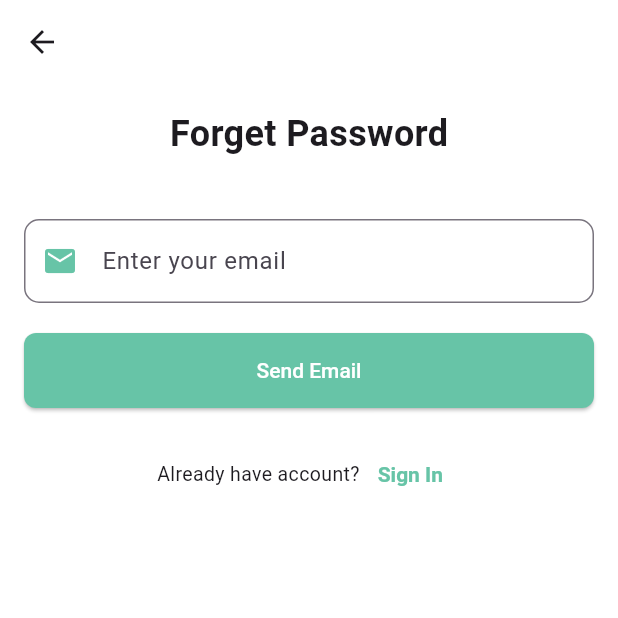
After one commit to ndhue/final_flutter_ecommerce, a Flutter app: the RegistrationScreen screen opened directly, after a tap on "Sign In", after a tap on "Forgot password?", on a phone screen of 412 x 824 dp, the top half of it. The commit adds this screen. Run offline on Flutter 3.47's test engine with Material 3 defaults, Android fonts, the phone set to English and light mode, and no system bars; our stand-ins replace cloud_firestore, firebase_auth, firebase_core, fl_chart, flutter_rating_bar, fluttertoast and 5 more; missing offline and left inert: bcrypt; accounts and stored records are empty; network calls fail.

Commit message:
api to reset password and sign up

```diff
--- a/lib/routes/route_constants.dart
+++ b/lib/routes/route_constants.dart
@@ -15,6 +15,7 @@ const String chatScreenRoute = "chat";
 const String productSearchRoute = "procduct_search";
 const String searchResultRoute = "search_result";
 const String productDetailsRoute = "product_details";
+const String forgotPasswordRoute = "forgot_password";
 
 // ADMIN
 const String adminChatsRoute = "dashboard/admin_chats";
--- a/lib/routes/router.dart
+++ b/lib/routes/router.dart
@@ -32,6 +32,9 @@ Route<dynamic> generateRoute(RouteSettings settings) {
       break;
     case authScreenRoute:
       page = LoginScreen();
+      break;
+    case forgotPasswordRoute:
+      page = ForgotPasswordScreen();
       break;
     case shippingAddressScreenRoute:
       page = ShippingAddress();
--- /dev/null
+++ b/lib/screens/auth/forgot_password_screen.dart
@@ -0,0 +1,114 @@
+import 'package:final_ecommerce/repositories/auth_repository.dart';
+import 'package:final_ecommerce/screens/auth/login_screen.dart';
+import 'package:final_ecommerce/utils/constants.dart';
+import 'package:flutter/material.dart';
+
+class ForgotPasswordScreen extends StatefulWidget {
+  const ForgotPasswordScreen({super.key});
+
+  @override
+  State<ForgotPasswordScreen> createState() => _ForgotPasswordScreenState();
+}
+
+class _ForgotPasswordScreenState extends State<ForgotPasswordScreen> {
+  final TextEditingController emailController = TextEditingController();
+  final GlobalKey<FormState> _formKey = GlobalKey<FormState>();
+
+  Future<void> _resetPassword() async {
+    if (_formKey.currentState!.validate()) {
+      await sendPasswordResetEmail(emailController.text.trim());
+      if (mounted) {
+        ScaffoldMessenger.of(context).showSnackBar(
+          SnackBar(
+            content: Text('Password reset email sent! Check your inbox.'),
+          ),
+        );
+        Navigator.push(
+          context,
+          MaterialPageRoute(builder: (context) => const LoginScreen()),
+        );
+      }
+    }
+  }
+
+  @override
+  Widget build(BuildContext context) {
+    return Scaffold(
+      appBar: AppBar(actions: []),
+      body: Padding(
+        padding: const EdgeInsets.all(16.0),
+        child: Column(
+          children: [
+            const Text(
+              "Forget Password",
+              style: TextStyle(fontSize: 24, fontWeight: FontWeight.bold),
+            ),
+            const SizedBox(height: 40),
+            Form(
+              key: _formKey,
+              child: Column(
+                mainAxisAlignment: MainAxisAlignment.center,
+                children: [
+                  TextFormField(
+                    controller: emailController,
+                    keyboardType: TextInputType.emailAddress,
+                    decoration: InputDecoration(
+                      labelText: 'Enter your email',
+                      prefixIcon: const Icon(Icons.email, color: primaryColor),
+                      border: OutlineInputBorder(
+                        borderRadius: BorderRadius.circular(10),
+                      ),
+                    ),
+                    validator: (value) {
+                      if (value == null || value.isEmpty) {
+                        return 'Please enter your email';
+                      }
+                      return null;
+                    },
+                  ),
+                  const SizedBox(height: 20),
+                  SizedBox(
+                    width: double.infinity,
+                    height: 50,
+                    child: ElevatedButton(
+                      onPressed: _resetPassword,
+                      child: Text('Send Email'),
+                    ),
+                  ),
+                  const SizedBox(height: 20),
+
+                  Row(
+                    mainAxisAlignment: MainAxisAlignment.center,
+                    children: [
+                      const Text(
+                        'Already have account?',
+                        style: TextStyle(fontSize: 13),
+                      ),
+                      TextButton(
+                        onPressed: () {
+                          Navigator.push(
+                            context,
+                            MaterialPageRoute(
+                              builder: (context) => const LoginScreen(),
+                            ),
+                          );
+                        },
+                        child: const Text(
+                          'Sign In',
+                          style: TextStyle(
+                            color: primaryColor,
+                            fontWeight: FontWeight.bold,
+                          ),
+                        ),
+                      ),
+                    ],
+                  ),
+                ],
+              ),
+            ),
+          ],
+        ),
+      ),
+    );
+  }
+}
--- a/lib/screens/auth/login_screen.dart
+++ b/lib/screens/auth/login_screen.dart
@@ -126,7 +126,7 @@ class _LoginScreenState extends State<LoginScreen> {
     );
   }
 
-  // 🔹 Xây dựng form đăng nhập
+  // Xây dựng form đăng nhập
   Widget _buildForm() {
     return Padding(
       padding: const EdgeInsets.symmetric(horizontal: 10),
@@ -211,8 +211,6 @@ class _LoginScreenState extends State<LoginScreen> {
             ),
           ),
 
-          const SizedBox(height: 15),
-
           // Sign Up Text
           Row(
             mainAxisAlignment: MainAxisAlignment.center,
@@ -243,9 +241,11 @@ class _LoginScreenState extends State<LoginScreen> {
 
           // Forget Password
           Align(
-            alignment: Alignment.center,
+            alignment: Alignment.topCenter,
             child: TextButton(
-              onPressed: () {},
+              onPressed: () {
+                Navigator.pushNamed(context, forgotPasswordRoute);
+              },
               child: const Text(
                 'Forgot password?',
                 style: TextStyle(
--- a/lib/screens/auth/registration_screen.dart
+++ b/lib/screens/auth/registration_screen.dart
@@ -1,7 +1,9 @@
+import 'package:final_ecommerce/providers/auth_provider.dart';
 import 'package:final_ecommerce/screens/screen_export.dart';
 import 'package:final_ecommerce/utils/constants.dart';
 import 'package:flutter/material.dart';
 import 'package:fluttertoast/fluttertoast.dart';
+import 'package:provider/provider.dart';
 
 class RegistrationScreen extends StatefulWidget {
   const RegistrationScreen({super.key});
@@ -13,7 +15,53 @@ class RegistrationScreen extends StatefulWidget {
 class _RegistrationScreenState extends State<RegistrationScreen> {
   final TextEditingController _emailController = TextEditingController();
   final TextEditingController _passController = TextEditingController();
+  final TextEditingController _fullNameController = TextEditingController();
+  final TextEditingController _addressController = TextEditingController();
+
   bool _isObscure = true;
+  bool _isLoading = false;
+
+  Future<void> handleSignUp() async {
+    if (!mounted) return;
+    setState(() => _isLoading = true);
+
+    final authProvider = context.read<AuthProvider>();
+
+    String email = _emailController.text.trim();
+    String password = _passController.text.trim();
+    String fullName = _fullNameController.text.trim();
+    String shippingAddress = _addressController.text.trim();
+
+    if (email.isEmpty ||
+        password.isEmpty ||
+        fullName.isEmpty ||
+        shippingAddress.isEmpty) {
+      Fluttertoast.showToast(msg: "Please fill all fields");
+      setState(() => _isLoading = false);
+
+      return;
+    }
+
+    bool isSuccess = await authProvider.signUp(
+      email,
+      password,
+      fullName,
+      shippingAddress,
+    );
+    setState(() => _isLoading = false);
+
+    if (isSuccess) {
+      Fluttertoast.showToast(msg: "Sign up successful!");
+      if (mounted) {
+        Navigator.pushReplacement(
+          context,
+          MaterialPageRoute(builder: (context) => const EntryPoint()),
+        );
+      }
+    } else {
+      Fluttertoast.showToast(msg: "Sign up failed. Try again.");
+    }
+  }
 
   @override
   Widget build(BuildContext context) {
@@ -21,10 +69,12 @@ class _RegistrationScreenState extends State<RegistrationScreen> {
       backgroundColor: Colors.white,
       body: LayoutBuilder(
         builder: (context, constraints) {
-          bool isWideScreen = constraints.maxWidth > 600; // Kiểm tra màn hình lớn
+          bool isWideScreen =
+              constraints.maxWidth > 600; // Kiểm tra màn hình lớn
 
           return Center(
-            child: isWideScreen
+            child:
+                isWideScreen
                     ? Row(
                       mainAxisAlignment: MainAxisAlignment.spaceBetween,
                       children: [
@@ -82,13 +132,24 @@ class _RegistrationScreenState extends State<RegistrationScreen> {
             'Sign Up',
             style: TextStyle(
               color: primaryColor,
-              fontSize: 27,
-              fontWeight: FontWeight.w500,
+              fontSize: 24,
+              fontWeight: FontWeight.w600,
             ),
           ),
-          const SizedBox(height: 30),
+          const SizedBox(height: 20),
 
-          // 📌 Email Input
+          TextField(
+            controller: _fullNameController,
+            decoration: InputDecoration(
+              labelText: 'Full Name',
+              prefixIcon: const Icon(Icons.person, color: primaryColor),
+              border: OutlineInputBorder(
+                borderRadius: BorderRadius.circular(10),
+              ),
+            ),
+          ),
+          const SizedBox(height: 10),
+
           TextField(
             controller: _emailController,
             decoration: InputDecoration(
@@ -99,9 +160,8 @@ class _RegistrationScreenState extends State<RegistrationScreen> {
               ),
             ),
           ),
-          const SizedBox(height: 20),
+          const SizedBox(height: 10),
 
-          // 📌 Password Input
           TextField(
             controller: _passController,
             obscureText: _isObscure,
@@ -124,29 +184,27 @@ class _RegistrationScreenState extends State<RegistrationScreen> {
               ),
             ),
           ),
-          const SizedBox(height: 25),
+          const SizedBox(height: 10),
 
-          // 📌 Nút Sign Up
+          TextField(
+            controller: _addressController,
+            decoration: InputDecoration(
+              labelText: 'Shipping Address',
+              prefixIcon: const Icon(Icons.home, color: primaryColor),
+              border: OutlineInputBorder(
+                borderRadius: BorderRadius.circular(10),
+              ),
+            ),
+          ),
+          const SizedBox(height: 20),
+
           Align(
             alignment: Alignment.center,
             child: SizedBox(
               width: double.infinity,
               height: 50,
               child: ElevatedButton(
-                onPressed: () {
-                  Fluttertoast.showToast(
-                    msg: "Sign up successful!",
-                    toastLength: Toast.LENGTH_SHORT,
-                    gravity: ToastGravity.BOTTOM,
-                    backgroundColor: Colors.black,
-                    textColor: Colors.white,
-                    fontSize: 16.0,
-                  );
-                  Navigator.pushReplacement(
-                    context,
-                    MaterialPageRoute(builder: (context) => LoginScreen()),
-                  );
-                },
+                onPressed: _isLoading ? null : handleSignUp,
                 style: ElevatedButton.styleFrom(
                   backgroundColor: primaryColor,
                   shape: RoundedRectangleBorder(
@@ -164,9 +222,7 @@ class _RegistrationScreenState extends State<RegistrationScreen> {
               ),
             ),
           ),
-          const SizedBox(height: 15),
 
-          // 📌 Sign In Text
           Row(
             mainAxisAlignment: MainAxisAlignment.center,
             children: [
@@ -191,24 +247,6 @@ class _RegistrationScreenState extends State<RegistrationScreen> {
               ),
             ],
           ),
-
-          // 📌 Forget Password
-          Align(
-            alignment: Alignment.center,
-            child: TextButton(
-              onPressed: () {
-                // Xử lý quên mật khẩu
-              },
-              child: const Text(
-                'Forgot password?',
-                style: TextStyle(
-                  color: primaryColor,
-                  fontSize: 13,
-                  fontWeight: FontWeight.w500,
-                ),
-              ),
-            ),
-          ),
         ],
       ),
     );
--- a/lib/screens/screen_export.dart
+++ b/lib/screens/screen_export.dart
@@ -1,3 +1,4 @@
+export 'auth/forgot_password_screen.dart';
 export 'auth/login_screen.dart';
 export 'auth/registration_screen.dart';
 export 'cart/cart_screen.dart';
@@ -8,6 +9,7 @@ export 'help/help_center_screen.dart';
 export 'home/home_screen.dart';
 export 'orders/order_history.dart';
 export 'orders/orders_screen.dart';
+export 'product/product_details.dart';
 export 'product/product_search.dart';
 export 'product/search_result.dart';
 export 'profile/profile_FAQs.dart';
@@ -16,4 +18,3 @@ export 'profile/profile_payment_method.dart';
 export 'profile/profile_pravicy&policy.dart';
 export 'profile/profile_screen.dart';
 export 'profile/profile_shipping_address.dart';
-export 'product/product_details.dart';
```
Also changed, not shown: lib/providers/auth_provider.dart (+32 -1 lines), lib/repositories/auth_repository.dart (+17 -22 lines), lib/screens/profile/profile_screen.dart (+5 -3 lines). Lines whose indentation alone changed are shown as unchanged.
